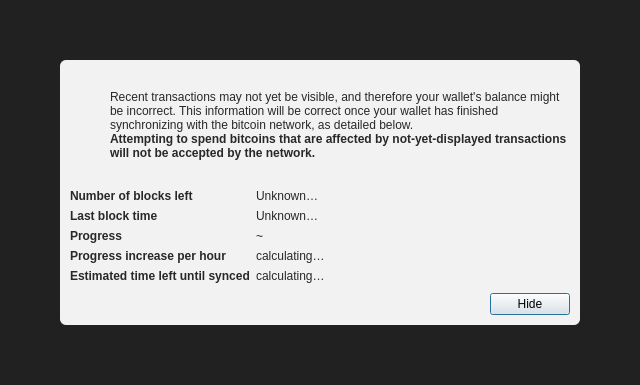
The window that src/qt/forms/modaloverlay.ui (Mercatura-Core/Mercatura-Core) describes before a commit, drawn with Qt 5.
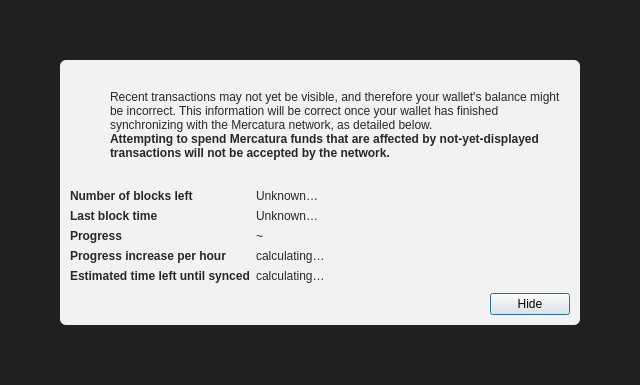
The same window after the commit. Icons and pictures are not drawn.

Commit message: qt: establish Mercatura Core wallet identity

Patch:
```diff
--- a/src/qt/forms/modaloverlay.ui
+++ b/src/qt/forms/modaloverlay.ui
@@ -130,7 +130,7 @@
              <item>
               <widget class="QLabel" name="infoText">
                <property name="text">
-                <string>Recent transactions may not yet be visible, and therefore your wallet's balance might be incorrect. This information will be correct once your wallet has finished synchronizing with the bitcoin network, as detailed below.</string>
+                <string>Recent transactions may not yet be visible, and therefore your wallet's balance might be incorrect. This information will be correct once your wallet has finished synchronizing with the Mercatura network, as detailed below.</string>
                </property>
                <property name="textFormat">
                 <enum>Qt::RichText</enum>
@@ -149,7 +149,7 @@
                 </font>
                </property>
                <property name="text">
-                <string>Attempting to spend bitcoins that are affected by not-yet-displayed transactions will not be accepted by the network.</string>
+                <string>Attempting to spend Mercatura funds that are affected by not-yet-displayed transactions will not be accepted by the network.</string>
                </property>
                <property name="textFormat">
                 <enum>Qt::RichText</enum>
```
The commit also changes 27 other files.
